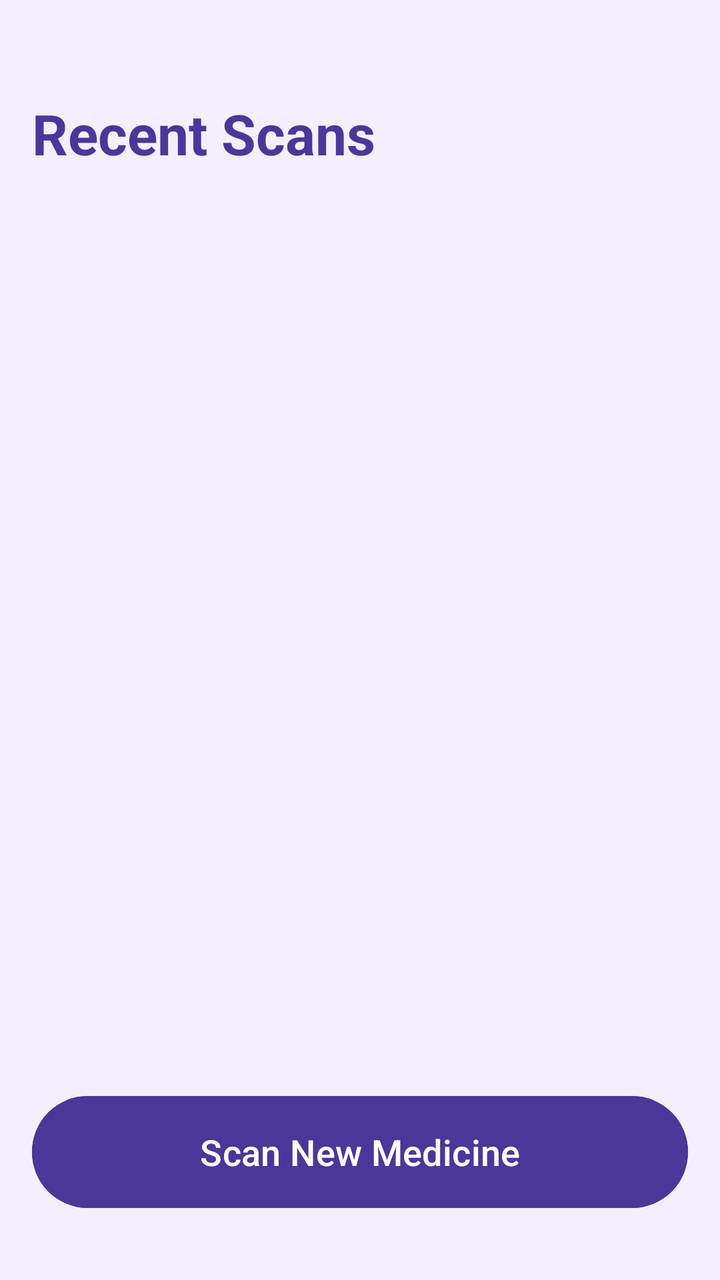
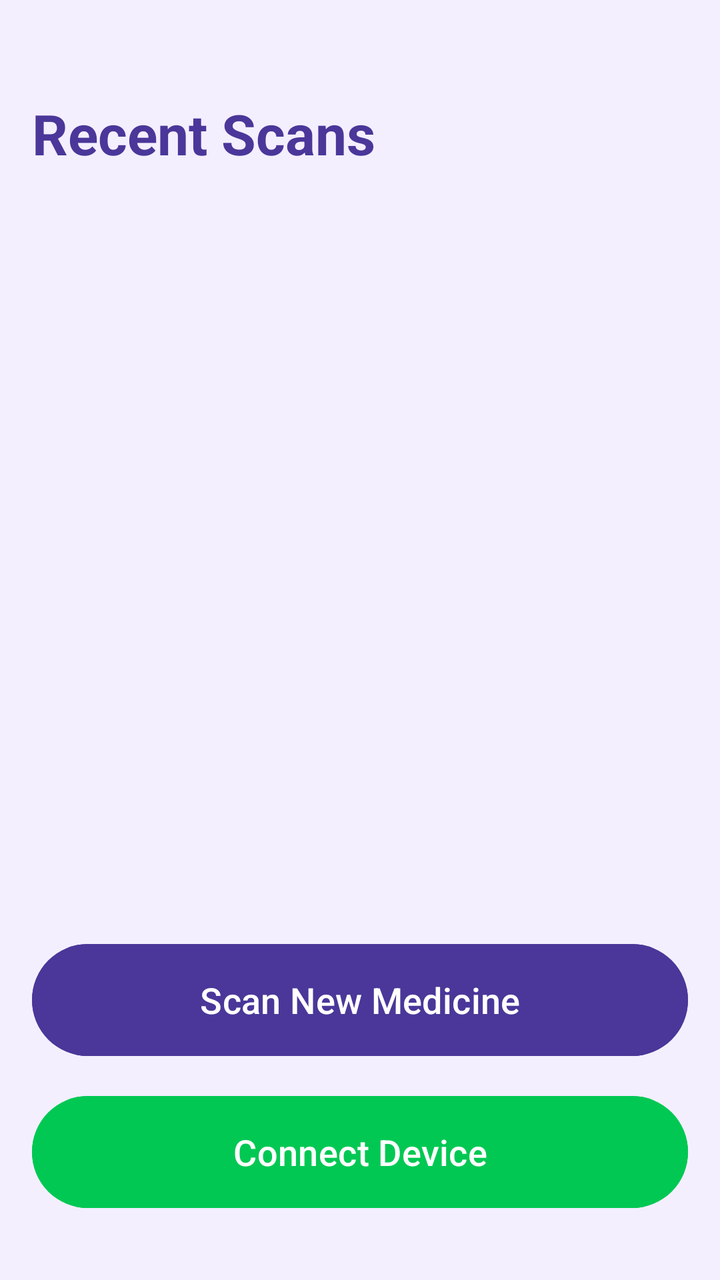

Before-and-after screenshots of an Android layout around one commit, followed by the original layout XML and the change that was made.
<!-- AndroidManifest.xml: application theme Theme.MedBoxWifi -->
<!-- res/layout/activity_main.xml -->
<?xml version="1.0" encoding="utf-8"?>
<androidx.constraintlayout.widget.ConstraintLayout xmlns:android="http://schemas.android.com/apk/res/android"
    xmlns:app="http://schemas.android.com/apk/res-auto"
    xmlns:tools="http://schemas.android.com/tools"
    android:id="@+id/main"
    android:layout_width="match_parent"
    android:layout_height="match_parent"
    android:background="#F3EFFF"
    android:padding="16dp"
    tools:context=".MainActivity">

    <TextView
        android:id="@+id/tvHeader"
        android:layout_width="wrap_content"
        android:layout_height="wrap_content"
        android:layout_marginTop="32dp"
        android:text="Recent Scans"
        android:textColor="#4A3799"
        android:textSize="28sp"
        android:textStyle="bold"
        app:layout_constraintStart_toStartOf="parent"
        app:layout_constraintTop_toTopOf="parent" />

    <androidx.recyclerview.widget.RecyclerView
        android:id="@+id/rvRecentLogs"
        android:layout_width="match_parent"
        android:layout_height="0dp"
        android:layout_marginTop="24dp"
        android:layout_marginBottom="16dp"
        app:layout_constraintBottom_toTopOf="@+id/btnScan"
        app:layout_constraintTop_toBottomOf="@id/tvHeader" />

    <TextView
        android:id="@+id/tvEmptyState"
        android:layout_width="wrap_content"
        android:layout_height="wrap_content"
        android:text="No medicines logged yet"
        android:textColor="#666666"
        android:textSize="16sp"
        android:visibility="gone"
        app:layout_constraintBottom_toBottomOf="@id/rvRecentLogs"
        app:layout_constraintEnd_toEndOf="parent"
        app:layout_constraintStart_toStartOf="parent"
        app:layout_constraintTop_toTopOf="@id/rvRecentLogs" />

    <Button
        android:id="@+id/btnScan"
        android:layout_width="match_parent"
        android:layout_height="64dp"
        android:layout_marginBottom="16dp"
        android:backgroundTint="#4A3799"
        android:text="Scan New Medicine"
        android:textAllCaps="false"
        android:textColor="@color/white"
        android:textSize="18sp"
        app:cornerRadius="32dp"
        app:layout_constraintBottom_toBottomOf="parent" />

</androidx.constraintlayout.widget.ConstraintLayout>
<!-- resources referenced by this layout -->
<resources>
  <color name="white">#FFFFFFFF</color>
  <style name="Theme.MedBoxWifi" parent="Base.Theme.MedBoxWifi" />
  <style name="Base.Theme.MedBoxWifi" parent="Theme.Material3.DayNight.NoActionBar">
          
          <item name="colorPrimary">@color/pharmacy_green</item>
          <item name="colorPrimaryVariant">@color/pharmacy_green_dark</item>
          <item name="colorOnPrimary">@color/white</item>
          <item name="colorSecondary">@color/pharmacy_green_dark</item>
          <item name="colorOnSecondary">@color/white</item>
      </style>
  <color name="pharmacy_green">#00A86B</color>
  <color name="pharmacy_green_dark">#007F47</color>
</resources>

<!-- the commit's change to res/layout/activity_main.xml (unified diff, before → after) -->
@@ -47,9 +47,22 @@
         android:id="@+id/btnScan"
         android:layout_width="match_parent"
         android:layout_height="64dp"
-        android:layout_marginBottom="16dp"
+        android:layout_marginBottom="12dp"
         android:backgroundTint="#4A3799"
         android:text="Scan New Medicine"
+        android:textAllCaps="false"
+        android:textColor="@color/white"
+        android:textSize="18sp"
+        app:cornerRadius="32dp"
+        app:layout_constraintBottom_toTopOf="@+id/btnConnect" />
+
+    <Button
+        android:id="@+id/btnConnect"
+        android:layout_width="match_parent"
+        android:layout_height="64dp"
+        android:layout_marginBottom="16dp"
+        android:backgroundTint="#00C853"
+        android:text="Connect Device"
         android:textAllCaps="false"
         android:textColor="@color/white"
         android:textSize="18sp"
